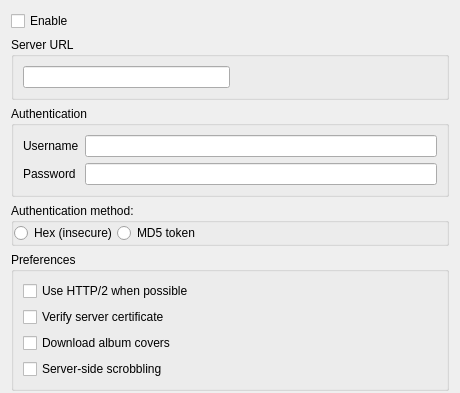
strawberrymusicplayer/strawberry, file src/settings/subsonicsettingspage.ui: the form before one commit; both pictures show x 0 to 460 and y 0 to 393 of the 460 by 749 pixel window.
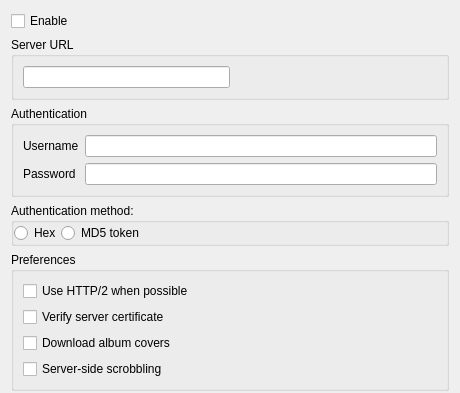
The form after the commit. Icons and pictures are not drawn.

Commit message: SubsonicSettingsPage: Remove insecure from hex description

Diff of the .ui file:
```diff
--- a/src/settings/subsonicsettingspage.ui
+++ b/src/settings/subsonicsettingspage.ui
@@ -117,7 +117,7 @@
       <item>
        <widget class="QRadioButton" name="auth_method_hex">
         <property name="text">
-         <string>Hex (insecure)</string>
+         <string>Hex</string>
         </property>
        </widget>
       </item>
```
